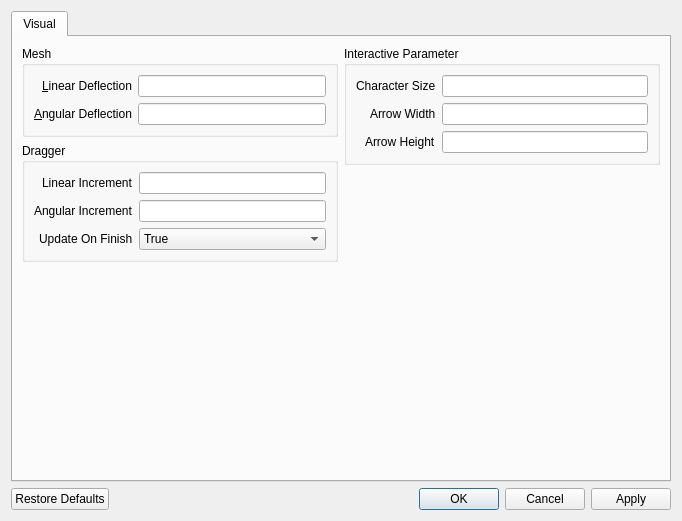
Above: preferences/dialog.ui from blobfish/cadseer before the change. Below: the same form after it.
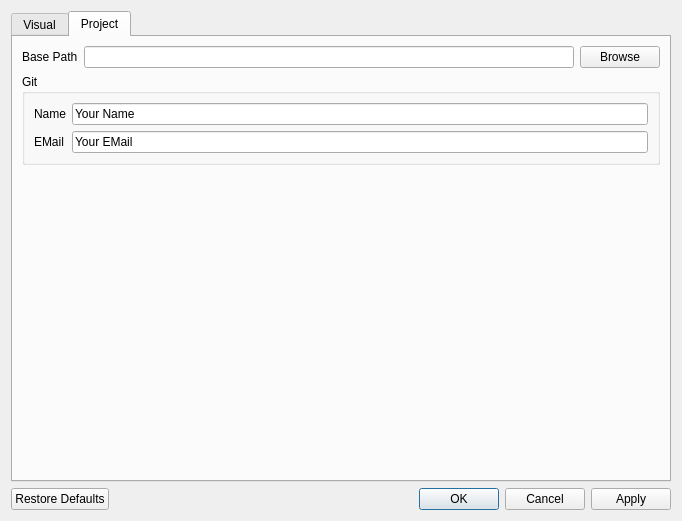
That is the form after the change. The open tabs and pages were chosen to show the change.

Commit message: Project serialization start. see following.

```diff
--- a/preferences/dialog.ui
+++ b/preferences/dialog.ui
@@ -243,6 +243,98 @@
       </layout>
       <zorder>verticalSpacer</zorder>
      </widget>
+     <widget class="QWidget" name="projectTab">
+      <attribute name="title">
+       <string>Project</string>
+      </attribute>
+      <layout class="QVBoxLayout" name="verticalLayout_5">
+       <item>
+        <layout class="QHBoxLayout" name="horizontalLayout_5">
+         <item>
+          <widget class="QLabel" name="basePathLabel">
+           <property name="text">
+            <string>Base Path</string>
+           </property>
+          </widget>
+         </item>
+         <item>
+          <widget class="QLineEdit" name="basePathEdit">
+           <property name="whatsThis">
+            <string>Default path for projects</string>
+           </property>
+          </widget>
+         </item>
+         <item>
+          <widget class="QPushButton" name="basePathButton">
+           <property name="text">
+            <string>Browse</string>
+           </property>
+          </widget>
+         </item>
+        </layout>
+       </item>
+       <item>
+        <widget class="QGroupBox" name="gitGroupBox">
+         <property name="title">
+          <string>Git</string>
+         </property>
+         <layout class="QHBoxLayout" name="horizontalLayout_6">
+          <item>
+           <layout class="QGridLayout" name="gridLayout_3">
+            <item row="0" column="0">
+             <widget class="QLabel" name="gitNameLabel">
+              <property name="text">
+               <string>Name</string>
+              </property>
+             </widget>
+            </item>
+            <item row="0" column="1">
+             <widget class="QLineEdit" name="gitNameEdit">
+              <property name="whatsThis">
+               <string>Name used in git commits</string>
+              </property>
+              <property name="text">
+               <string>Your Name</string>
+              </property>
+             </widget>
+            </item>
+            <item row="1" column="0">
+             <widget class="QLabel" name="gitEmailLabel">
+              <property name="text">
+               <string>EMail</string>
+              </property>
+             </widget>
+            </item>
+            <item row="1" column="1">
+             <widget class="QLineEdit" name="gitEmailEdit">
+              <property name="whatsThis">
+               <string>EMail used in git commits</string>
+              </property>
+              <property name="text">
+               <string>Your EMail</string>
+              </property>
+             </widget>
+            </item>
+           </layout>
+          </item>
+         </layout>
+        </widget>
+       </item>
+       <item>
+        <spacer name="verticalSpacer_4">
+         <property name="orientation">
+          <enum>Qt::Vertical</enum>
+         </property>
+         <property name="sizeHint" stdset="0">
+          <size>
+           <width>20</width>
+           <height>252</height>
+          </size>
+         </property>
+        </spacer>
+       </item>
+      </layout>
+     </widget>
     </widget>
    </item>
    <item>
```
The commit also changes 106 other files.
